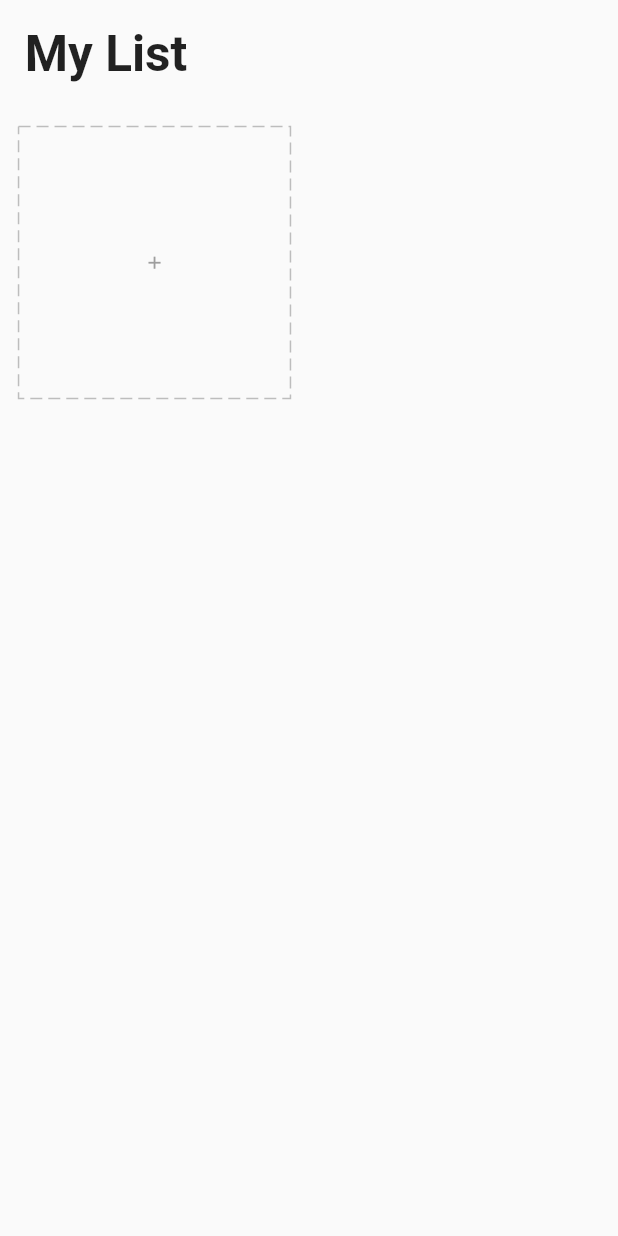
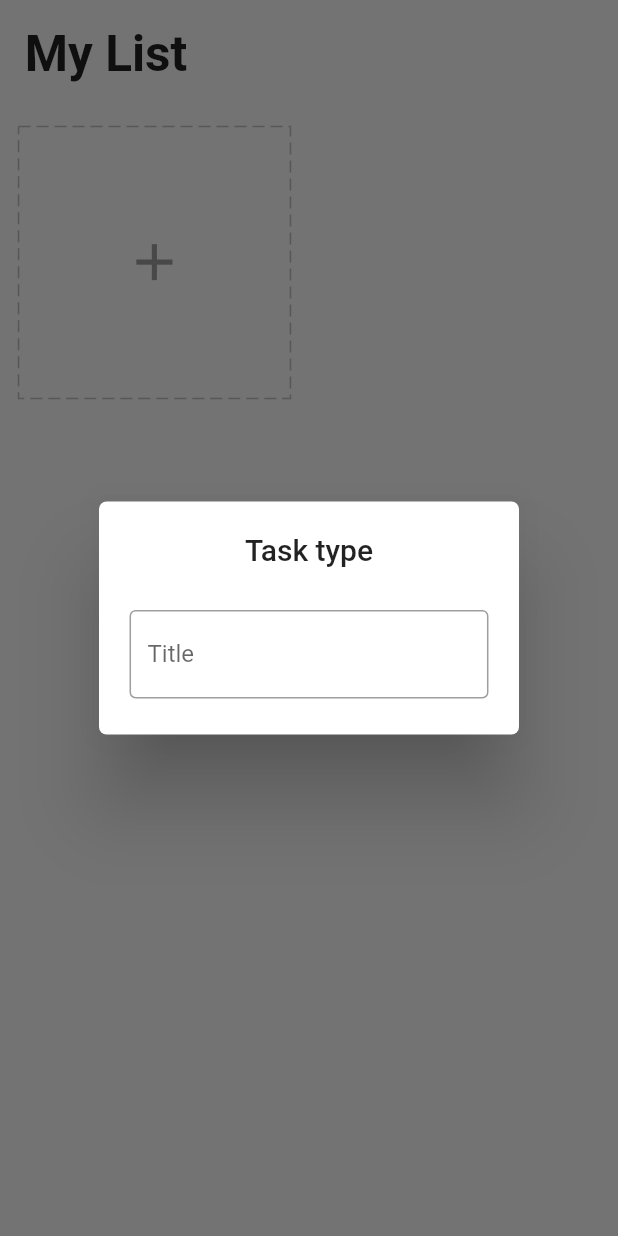
Before and after one commit to codewith-usama/todo, a Flutter app: the screen it shows after launch, after a tap on the "add" icon, on a phone screen of 412 x 824 dp. Run offline on Flutter 3.47's test engine with Material 2 defaults, Android fonts, the phone set to English and light mode, and no system bars; drawn by our look-alikes of dotted_border; our stand-ins replace equatable, flutter_easyloading, get, get_storage.

Commit message:
Add Task type dialog

```diff
--- a/lib/app/module/home/home_controller.dart
+++ b/lib/app/module/home/home_controller.dart
@@ -1,5 +1,4 @@
-// ignore_for_file: unnecessary_overrides
-
+import 'package:flutter/material.dart';
 import 'package:get/get.dart';
 import 'package:todo_app/app/data/models/task.dart';
 import 'package:todo_app/app/data/services/storage/storage_repository.dart';
@@ -9,6 +8,8 @@ class HomeController extends GetxController {
   HomeController({required this.storageRepository});
 
   final tasks = <Task>[].obs;
+  final editController = TextEditingController();
+  final formKey = GlobalKey<FormState>();
 
   @override
   void onInit() {
@@ -20,6 +21,6 @@ class HomeController extends GetxController {
   @override
   void onClose() {
     super.onClose();
-
+    editController.dispose();
   }
 }
--- a/lib/app/module/home/widgets/add_card.dart
+++ b/lib/app/module/home/widgets/add_card.dart
@@ -16,14 +16,42 @@ class AddCard extends StatelessWidget {
       height: squareWidth / 2,
       margin: EdgeInsets.all(3.0.wp),
       child: InkWell(
-        onTap: () {},
+        onTap: () async {
+          await Get.defaultDialog(
+              titlePadding: EdgeInsets.symmetric(vertical: 5.0.wp),
+              radius: 5,
+              title: 'Task type',
+              content: Form(
+                key: homeCtrl.formKey,
+                child: Column(
+                  children: [
+                    Padding(
+                      padding:  EdgeInsets.symmetric(horizontal: 3.0.wp),
+                      child: TextFormField(
+                        validator: (value) {
+                          if (value == null || value.trim().isEmpty) {
+                            return 'Please enter your task title';
+                          }
+                          return null;
+                        },
+                        controller: homeCtrl.editController,
+                        decoration: const InputDecoration(
+                          border: OutlineInputBorder(),
+                          labelText: 'Title',
+                        ),
+                      ),
+                    ),
+                  ],
+                ),
+              ));
+        },
         child: DottedBorder(
           color: Colors.grey.shade400,
           dashPattern: const [8, 4],
           child: Center(
             child: Icon(
               Icons.add,
-              size: 10.0.sp,
+              size: 10.0.wp,
               color: Colors.grey,
             ),
           ),
```
